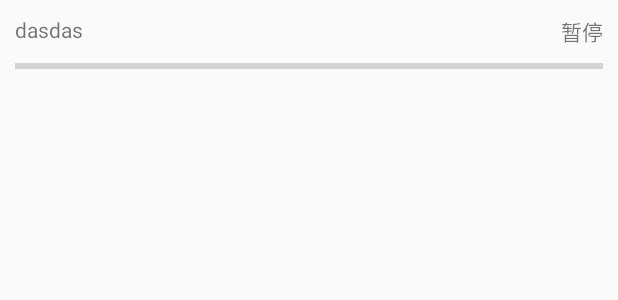
After one commit to MaxJCheung/HLSDL, an Android app: the layout item_task_list.xml on its own in the app's theme, with its tools: preview values and no code run, on a phone screen of 412 x 824 dp. The commit adds this screen. Shown: the top 300 px of the screen. Run offline under Robolectric (Android 15) with nearby library versions, the phone set to English and light mode, and no system bars.

Commit message:
add demo list

```diff
--- a/app/build.gradle
+++ b/app/build.gradle
@@ -16,4 +16,6 @@ dependencies {
     androidTestImplementation 'androidx.test.espresso:espresso-core:3.2.0'
     implementation rootProject.ext.dependencies["stetho"]
     implementation rootProject.ext.dependencies["easy_android"]
+    implementation rootProject.ext.dependencies["kotlin_basequickadapter"]
+    implementation rootProject.ext.dependencies["recyclerview"]
 }
--- /dev/null
+++ b/app/src/main/res/layout/item_task_list.xml
@@ -0,0 +1,35 @@
+<?xml version="1.0" encoding="utf-8"?>
+<androidx.constraintlayout.widget.ConstraintLayout xmlns:android="http://schemas.android.com/apk/res/android"
+    xmlns:app="http://schemas.android.com/apk/res-auto"
+    xmlns:tools="http://schemas.android.com/tools"
+    android:layout_width="match_parent"
+    android:layout_height="wrap_content"
+    android:padding="10dp">
+
+    <TextView
+        android:id="@+id/tv_title"
+        android:layout_width="wrap_content"
+        android:layout_height="wrap_content"
+        app:layout_constraintStart_toStartOf="parent"
+        app:layout_constraintTop_toTopOf="parent"
+        tools:text="dasdas" />
+
+    <TextView
+        android:id="@+id/tv_state"
+        android:layout_width="wrap_content"
+        android:layout_height="wrap_content"
+        app:layout_constraintEnd_toEndOf="parent"
+        app:layout_constraintTop_toTopOf="parent"
+        tools:text="暂停" />
+
+    <ProgressBar
+        android:id="@+id/pb_progress"
+        style="@style/Widget.AppCompat.ProgressBar.Horizontal"
+        android:layout_width="match_parent"
+        android:layout_height="10dp"
+        android:layout_marginTop="10dp"
+        android:orientation="horizontal"
+        app:layout_constraintTop_toBottomOf="@id/tv_title" />
+
+
+</androidx.constraintlayout.widget.ConstraintLayout>
--- a/database-lib/src/main/java/com/mba/logic/database_lib/Entity.kt
+++ b/database-lib/src/main/java/com/mba/logic/database_lib/Entity.kt
@@ -2,6 +2,7 @@ package com.mba.logic.database_lib
 
 import android.net.Uri
 import androidx.room.Entity
+import androidx.room.Ignore
 import androidx.room.PrimaryKey
 
 @Entity
@@ -32,8 +33,10 @@ data class HDLEntity(
     var extraEntity: String = "",
     var localDir: String = "",
     var state: Int = -1,
-    var tsEntities: List<TSEntity>
+    @Ignore
+    var tsEntities: List<TSEntity> = arrayListOf()
 ) {
+
     fun filterStateTs(state: Int): List<TSEntity> {
         return tsEntities.filter { it.state == state }
     }
--- a/hlsdl/build.gradle
+++ b/hlsdl/build.gradle
@@ -4,7 +4,7 @@ android {
 }
 
 dependencies {
-    implementation project(':database-lib')
+    api project(':database-lib')
     implementation fileTree(dir: 'libs', include: ['*.jar'])
     implementation rootProject.ext.dependencies["kotlin_stdlib"]
     implementation rootProject.ext.dependencies["gson"]
--- a/hlsdl/src/main/java/com/max/hlsdl/config/HDLState.kt
+++ b/hlsdl/src/main/java/com/max/hlsdl/config/HDLState.kt
@@ -10,4 +10,5 @@ object HDLState {
     const val COMPLETE = 3
     const val ERR = 4
     const val START = 5
+    const val PAUSE = 6
 }
--- a/hlsdl/src/main/java/com/max/hlsdl/engine/EventCenter.kt
+++ b/hlsdl/src/main/java/com/max/hlsdl/engine/EventCenter.kt
@@ -66,6 +66,11 @@ class EventCenter {
                     it.onStart(hdlEntity)
                 }
             }
+            HDLState.PAUSE -> {
+                callbackList.forEach {
+                    it.onPause(hdlEntity)
+                }
+            }
         }
     }
 }
```
Also changed, not shown: app/src/main/java/com/max/hlsdownloader/MainActivity.kt (+44 -1 lines), app/src/main/java/com/max/hlsdownloader/TaskAdapter.kt (added, +14 -0 lines), app/src/main/res/layout/activity_main.xml (+29 -0 lines), database-lib/src/main/java/com/mba/logic/database_lib/coroutine/HDLDao.kt (+10 -6 lines), hlsdl/src/main/java/com/max/anno/IEventAnno.kt (+7 -5 lines), hlsdl/src/main/java/com/max/hlsdl/HDL.kt (+29 -0 lines), hlsdl/src/main/java/com/max/hlsdl/engine/M3U8Reader.kt (+55 -13 lines), hlsdl/src/main/java/com/max/hlsdl/engine/TsDownloader.kt (+7 -1 lines), 77 other files.
